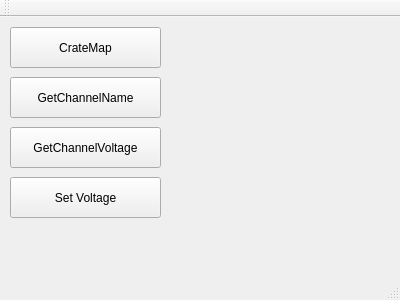
Above: mainwindow.ui from aspirantip/spascharm_hvp before the change. Below: the same form after it.
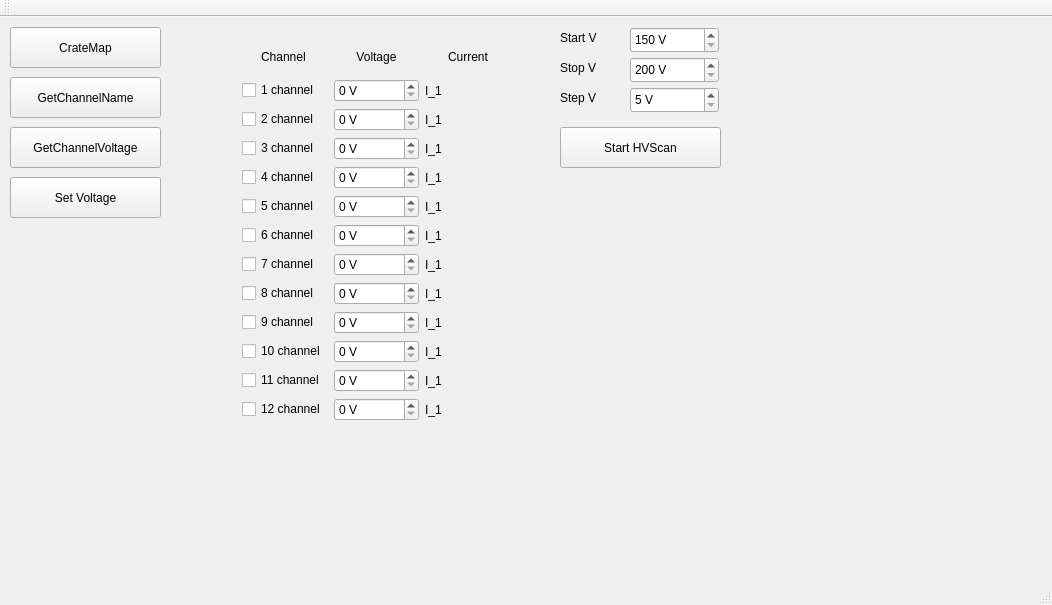
That is the form after the change.

Commit message:
setStateChannel() function is implemented() + hv-scan procedure was created.
This function turns the channels on/off.

Diff of the .ui file:
```diff
--- a/mainwindow.ui
+++ b/mainwindow.ui
@@ -6,8 +6,8 @@
    <rect>
     <x>0</x>
     <y>0</y>
-    <width>400</width>
-    <height>300</height>
+    <width>1052</width>
+    <height>605</height>
    </rect>
   </property>
   <property name="windowTitle">
@@ -66,6 +66,490 @@
      <string>GetChannelVoltage</string>
     </property>
    </widget>
+   <widget class="QLabel" name="label_4">
+    <property name="geometry">
+     <rect>
+      <x>560</x>
+      <y>10</y>
+      <width>67</width>
+      <height>21</height>
+     </rect>
+    </property>
+    <property name="text">
+     <string>Start V</string>
+    </property>
+   </widget>
+   <widget class="QLabel" name="label_5">
+    <property name="geometry">
+     <rect>
+      <x>560</x>
+      <y>40</y>
+      <width>67</width>
+      <height>21</height>
+     </rect>
+    </property>
+    <property name="text">
+     <string>Stop V</string>
+    </property>
+   </widget>
+   <widget class="QLabel" name="label_6">
+    <property name="geometry">
+     <rect>
+      <x>560</x>
+      <y>70</y>
+      <width>67</width>
+      <height>21</height>
+     </rect>
+    </property>
+    <property name="text">
+     <string>Step V</string>
+    </property>
+   </widget>
+   <widget class="QSpinBox" name="sbVStart">
+    <property name="geometry">
+     <rect>
+      <x>630</x>
+      <y>10</y>
+      <width>89</width>
+      <height>26</height>
+     </rect>
+    </property>
+    <property name="suffix">
+     <string notr="true"> V</string>
+    </property>
+    <property name="prefix">
+     <string/>
+    </property>
+    <property name="minimum">
+     <number>150</number>
+    </property>
+    <property name="maximum">
+     <number>2600</number>
+    </property>
+   </widget>
+   <widget class="QSpinBox" name="sbVStop">
+    <property name="geometry">
+     <rect>
+      <x>630</x>
+      <y>40</y>
+      <width>89</width>
+      <height>26</height>
+     </rect>
+    </property>
+    <property name="suffix">
+     <string notr="true"> V</string>
+    </property>
+    <property name="prefix">
+     <string/>
+    </property>
+    <property name="minimum">
+     <number>200</number>
+    </property>
+    <property name="maximum">
+     <number>2600</number>
+    </property>
+   </widget>
+   <widget class="QSpinBox" name="sbVStep">
+    <property name="geometry">
+     <rect>
+      <x>630</x>
+      <y>70</y>
+      <width>89</width>
+      <height>26</height>
+     </rect>
+    </property>
+    <property name="suffix">
+     <string notr="true"> V</string>
+    </property>
+    <property name="prefix">
+     <string/>
+    </property>
+    <property name="minimum">
+     <number>5</number>
+    </property>
+    <property name="maximum">
+     <number>200</number>
+    </property>
+   </widget>
+   <widget class="QPushButton" name="pbStartHVScan">
+    <property name="geometry">
+     <rect>
+      <x>560</x>
+      <y>110</y>
+      <width>161</width>
+      <height>41</height>
+     </rect>
+    </property>
+    <property name="text">
+     <string>Start HVScan</string>
+    </property>
+   </widget>
+   <widget class="QWidget" name="layoutWidget">
+    <property name="geometry">
+     <rect>
+      <x>231</x>
+      <y>12</y>
+      <width>291</width>
+      <height>403</height>
+     </rect>
+    </property>
+    <layout class="QGridLayout" name="gridLayout">
+     <item row="0" column="0">
+      <widget class="QLabel" name="label">
+       <property name="text">
+        <string>Channel </string>
+       </property>
+       <property name="alignment">
+        <set>Qt::AlignCenter</set>
+       </property>
+      </widget>
+     </item>
+     <item row="0" column="1">
+      <widget class="QLabel" name="label_2">
+       <property name="text">
+        <string>Voltage</string>
+       </property>
+       <property name="alignment">
+        <set>Qt::AlignCenter</set>
+       </property>
+      </widget>
+     </item>
+     <item row="0" column="2">
+      <widget class="QLabel" name="label_3">
+       <property name="text">
+        <string>Current</string>
+       </property>
+       <property name="alignment">
+        <set>Qt::AlignCenter</set>
+       </property>
+      </widget>
+     </item>
+     <item row="1" column="1">
+      <widget class="QSpinBox" name="sbVoltage_1">
+       <property name="suffix">
+        <string notr="true"> V</string>
+       </property>
+       <property name="prefix">
+        <string/>
+       </property>
+       <property name="maximum">
+        <number>2600</number>
+       </property>
+      </widget>
+     </item>
+     <item row="1" column="2">
+      <widget class="QLabel" name="lblCurrent_1">
+       <property name="text">
+        <string>I_1</string>
+       </property>
+      </widget>
+     </item>
+     <item row="2" column="1">
+      <widget class="QSpinBox" name="sbVoltage_2">
+       <property name="suffix">
+        <string notr="true"> V</string>
+       </property>
+       <property name="prefix">
+        <string/>
+       </property>
+       <property name="maximum">
+        <number>2600</number>
+       </property>
+      </widget>
+     </item>
+     <item row="2" column="2">
+      <widget class="QLabel" name="lblCurrent_2">
+       <property name="text">
+        <string>I_1</string>
+       </property>
+      </widget>
+     </item>
+     <item row="3" column="1">
+      <widget class="QSpinBox" name="sbVoltage_3">
+       <property name="suffix">
+        <string notr="true"> V</string>
+       </property>
+       <property name="prefix">
+        <string/>
+       </property>
+       <property name="maximum">
+        <number>2600</number>
+       </property>
+      </widget>
+     </item>
+     <item row="3" column="2">
+      <widget class="QLabel" name="lblCurrent_3">
+       <property name="text">
+        <string>I_1</string>
+       </property>
+      </widget>
+     </item>
+     <item row="4" column="1">
+      <widget class="QSpinBox" name="sbVoltage_4">
+       <property name="suffix">
+        <string notr="true"> V</string>
+       </property>
+       <property name="prefix">
+        <string/>
+       </property>
+       <property name="maximum">
+        <number>2600</number>
+       </property>
+      </widget>
+     </item>
+     <item row="4" column="2">
+      <widget class="QLabel" name="lblCurrent_4">
+       <property name="text">
+        <string>I_1</string>
+       </property>
+      </widget>
+     </item>
+     <item row="5" column="1">
+      <widget class="QSpinBox" name="sbVoltage_5">
+       <property name="suffix">
+        <string notr="true"> V</string>
+       </property>
+       <property name="prefix">
+        <string/>
+       </property>
+       <property name="maximum">
+        <number>2600</number>
+       </property>
+      </widget>
+     </item>
+     <item row="5" column="2">
+      <widget class="QLabel" name="lblCurrent_5">
+       <property name="text">
+        <string>I_1</string>
+       </property>
+      </widget>
+     </item>
+     <item row="6" column="1">
+      <widget class="QSpinBox" name="sbVoltage_6">
+       <property name="suffix">
+        <string notr="true"> V</string>
+       </property>
+       <property name="prefix">
+        <string/>
+       </property>
+       <property name="maximum">
+        <number>2600</number>
+       </property>
+      </widget>
+     </item>
+     <item row="6" column="2">
+      <widget class="QLabel" name="lblCurrent_6">
+       <property name="text">
+        <string>I_1</string>
+       </property>
+      </widget>
+     </item>
+     <item row="7" column="1">
+      <widget class="QSpinBox" name="sbVoltage_7">
+       <property name="suffix">
+        <string notr="true"> V</string>
+       </property>
+       <property name="prefix">
+        <string/>
+       </property>
+       <property name="maximum">
+        <number>2600</number>
+       </property>
+      </widget>
+     </item>
+     <item row="7" column="2">
+      <widget class="QLabel" name="lblCurrent_7">
+       <property name="text">
+        <string>I_1</string>
+       </property>
+      </widget>
+     </item>
+     <item row="8" column="1">
+      <widget class="QSpinBox" name="sbVoltage_8">
+       <property name="suffix">
+        <string notr="true"> V</string>
+       </property>
+       <property name="prefix">
+        <string/>
+       </property>
+       <property name="maximum">
+        <number>2600</number>
+       </property>
+      </widget>
+     </item>
+     <item row="8" column="2">
+      <widget class="QLabel" name="lblCurrent_8">
+       <property name="text">
+        <string>I_1</string>
+       </property>
+      </widget>
+     </item>
+     <item row="9" column="1">
+      <widget class="QSpinBox" name="sbVoltage_9">
+       <property name="suffix">
+        <string notr="true"> V</string>
+       </property>
+       <property name="prefix">
+        <string/>
+       </property>
+       <property name="maximum">
+        <number>2600</number>
+       </property>
+      </widget>
+     </item>
+     <item row="9" column="2">
+      <widget class="QLabel" name="lblCurrent_9">
+       <property name="text">
+        <string>I_1</string>
+       </property>
+      </widget>
+     </item>
+     <item row="10" column="1">
+      <widget class="QSpinBox" name="sbVoltage_10">
+       <property name="suffix">
+        <string notr="true"> V</string>
+       </property>
+       <property name="prefix">
+        <string/>
+       </property>
+       <property name="maximum">
+        <number>2600</number>
+       </property>
+      </widget>
+     </item>
+     <item row="10" column="2">
+      <widget class="QLabel" name="lblCurrent_10">
+       <property name="text">
+        <string>I_1</string>
+       </property>
+      </widget>
+     </item>
+     <item row="11" column="1">
+      <widget class="QSpinBox" name="sbVoltage_11">
+       <property name="suffix">
+        <string notr="true"> V</string>
+       </property>
+       <property name="prefix">
+        <string/>
+       </property>
+       <property name="maximum">
+        <number>2600</number>
+       </property>
+      </widget>
+     </item>
+     <item row="11" column="2">
+      <widget class="QLabel" name="lblCurrent_11">
+       <property name="text">
+        <string>I_1</string>
+       </property>
+      </widget>
+     </item>
+     <item row="12" column="1">
+      <widget class="QSpinBox" name="sbVoltage_12">
+       <property name="suffix">
+        <string notr="true"> V</string>
+       </property>
+       <property name="prefix">
+        <string/>
+       </property>
+       <property name="maximum">
+        <number>2600</number>
+       </property>
+      </widget>
+     </item>
+     <item row="12" column="2">
+      <widget class="QLabel" name="lblCurrent_12">
+       <property name="text">
+        <string>I_1</string>
+       </property>
+      </widget>
+     </item>
+     <item row="1" column="0">
+      <widget class="QCheckBox" name="chbChannel_1">
+       <property name="text">
+        <string>1 channel</string>
+       </property>
+      </widget>
+     </item>
+     <item row="2" column="0">
+      <widget class="QCheckBox" name="chbChannel_2">
+       <property name="text">
+        <string>2 channel</string>
+       </property>
+      </widget>
+     </item>
+     <item row="3" column="0">
+      <widget class="QCheckBox" name="chbChannel_3">
+       <property name="text">
+        <string>3 channel</string>
+       </property>
+      </widget>
+     </item>
+     <item row="4" column="0">
+      <widget class="QCheckBox" name="chbChannel_4">
+       <property name="text">
+        <string>4 channel</string>
+       </property>
+      </widget>
+     </item>
+     <item row="5" column="0">
+      <widget class="QCheckBox" name="chbChannel_5">
+       <property name="text">
+        <string>5 channel</string>
+       </property>
+      </widget>
+     </item>
+     <item row="12" column="0">
+      <widget class="QCheckBox" name="chbChannel_12">
+       <property name="text">
+        <string>12 channel</string>
+       </property>
+      </widget>
+     </item>
+     <item row="11" column="0">
+      <widget class="QCheckBox" name="chbChannel_11">
+       <property name="text">
+        <string>11 channel</string>
+       </property>
+      </widget>
+     </item>
+     <item row="10" column="0">
+      <widget class="QCheckBox" name="chbChannel_10">
+       <property name="text">
+        <string>10 channel</string>
+       </property>
+      </widget>
+     </item>
+     <item row="9" column="0">
+      <widget class="QCheckBox" name="chbChannel_9">
+       <property name="text">
+        <string>9 channel</string>
+       </property>
+      </widget>
+     </item>
+     <item row="8" column="0">
+      <widget class="QCheckBox" name="chbChannel_8">
+       <property name="text">
+        <string>8 channel</string>
+       </property>
+      </widget>
+     </item>
+     <item row="7" column="0">
+      <widget class="QCheckBox" name="chbChannel_7">
+       <property name="text">
+        <string>7 channel</string>
+       </property>
+      </widget>
+     </item>
+     <item row="6" column="0">
+      <widget class="QCheckBox" name="chbChannel_6">
+       <property name="text">
+        <string>6 channel</string>
+       </property>
+      </widget>
+     </item>
+    </layout>
+   </widget>
   </widget>
   <widget class="QMenuBar" name="menuBar">
    <property name="geometry">
```
Left out of the diff: 2 changed lines with no effect on the pictures. The commit also changes 4 other files.
